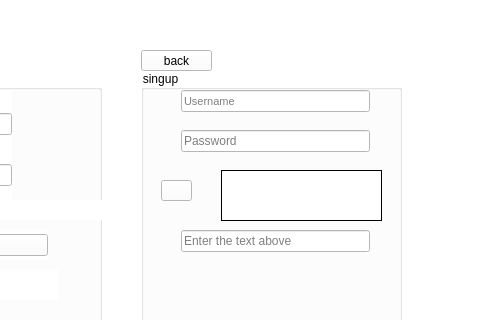
First picture: the form in page2.ui, repository ehsansh1/messenger, before the edit; both pictures show x 389 to 869 and y 0 to 320 of the 869 by 624 pixel window.
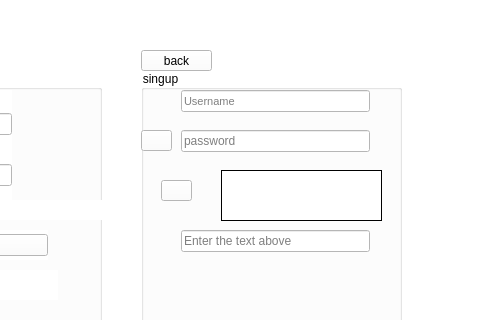
Second picture: the form after the edit. Icons and pictures are not drawn.

Commit message: username and password conditions added

The edit to the form file:
```diff
--- a/page2.ui
+++ b/page2.ui
@@ -76,8 +76,11 @@
      <property name="contextMenuPolicy">
       <enum>Qt::CustomContextMenu</enum>
      </property>
+     <property name="echoMode">
+      <enum>QLineEdit::Password</enum>
+     </property>
      <property name="placeholderText">
-      <string>Password</string>
+      <string>password</string>
      </property>
     </widget>
     <widget class="QLabel" name="label_capcha">
@@ -134,6 +137,23 @@
       <string/>
      </property>
     </widget>
+    <widget class="QPushButton" name="pushButton_showpass">
+     <property name="geometry">
+      <rect>
+       <x>0</x>
+       <y>60</y>
+       <width>31</width>
+       <height>21</height>
+      </rect>
+     </property>
+     <property name="styleSheet">
+      <string notr="true">border-image: url(:/new/prefix1/show pass.jpg);
+</string>
+     </property>
+     <property name="text">
+      <string/>
+     </property>
+    </widget>
    </widget>
    <widget class="QGroupBox" name="groupBox">
     <property name="geometry">
```
The commit also changes 9 other files.
